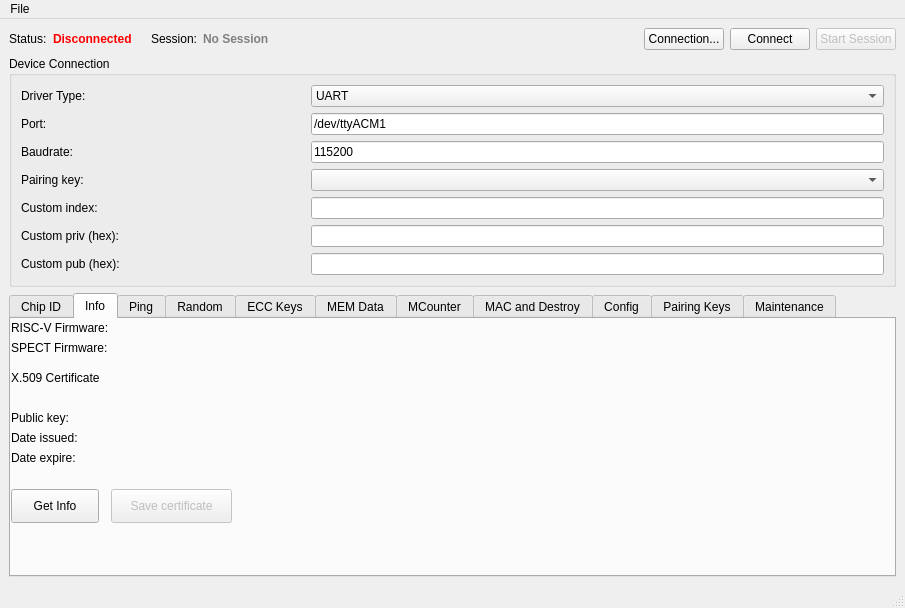
Above: mainwindow.ui from petrkr/tropic01manager before the change. Below: the same form after it.
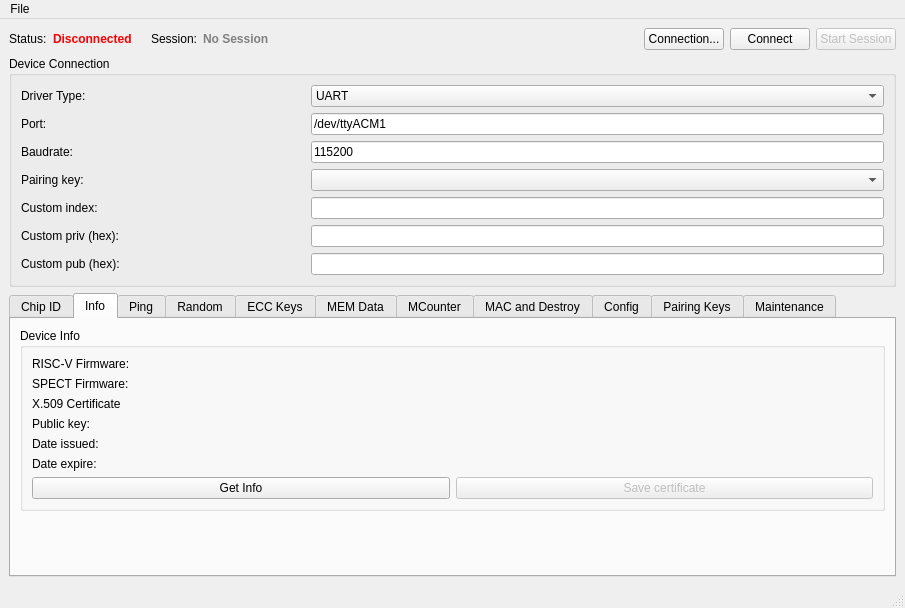
That is the form after the change. The open tabs and pages were chosen to show the change.

Commit message: Make Info tab more pretty

```diff
--- a/mainwindow.ui
+++ b/mainwindow.ui
@@ -481,178 +481,124 @@
        <attribute name="title">
         <string>Info</string>
        </attribute>
-       <widget class="QLabel" name="lblRISCFWVersion">
-        <property name="geometry">
-         <rect>
-          <x>120</x>
-          <y>0</y>
-          <width>71</width>
-          <height>18</height>
-         </rect>
-        </property>
-        <property name="text">
-         <string/>
-        </property>
-       </widget>
+       <layout class="QVBoxLayout" name="layoutInfoTab">
+        <item>
+         <widget class="QGroupBox" name="groupInfo">
+          <property name="title">
+           <string>Device Info</string>
+          </property>
+          <layout class="QGridLayout" name="gridInfo">
+           <item row="0" column="0">
        <widget class="QLabel" name="label">
-        <property name="geometry">
-         <rect>
-          <x>0</x>
-          <y>0</y>
-          <width>111</width>
-          <height>18</height>
-         </rect>
-        </property>
         <property name="text">
          <string>RISC-V Firmware:</string>
         </property>
        </widget>
+           </item>
+           <item row="0" column="1">
+            <widget class="QLabel" name="lblRISCFWVersion">
+             <property name="text">
+              <string/>
+             </property>
+            </widget>
+           </item>
+           <item row="1" column="0">
        <widget class="QLabel" name="label_2">
-        <property name="geometry">
-         <rect>
-          <x>0</x>
-          <y>20</y>
-          <width>111</width>
-          <height>18</height>
-         </rect>
-        </property>
         <property name="text">
          <string>SPECT Firmware:</string>
         </property>
        </widget>
+           </item>
+           <item row="1" column="1">
        <widget class="QLabel" name="lblSPECTFWVersion">
-        <property name="geometry">
-         <rect>
-          <x>120</x>
-          <y>20</y>
-          <width>81</width>
-          <height>18</height>
-         </rect>
-        </property>
         <property name="text">
          <string/>
         </property>
        </widget>
-       <widget class="QLabel" name="lblCertPubkey">
-        <property name="geometry">
-         <rect>
-          <x>90</x>
-          <y>90</y>
-          <width>461</width>
-          <height>18</height>
-         </rect>
-        </property>
-        <property name="text">
-         <string/>
-        </property>
-       </widget>
-       <widget class="QLabel" name="lblCertDateIssue">
-        <property name="geometry">
-         <rect>
-          <x>90</x>
-          <y>110</y>
-          <width>171</width>
-          <height>18</height>
-         </rect>
-        </property>
-        <property name="text">
-         <string/>
-        </property>
-       </widget>
-       <widget class="QLabel" name="label_4">
-        <property name="geometry">
-         <rect>
-          <x>0</x>
-          <y>90</y>
-          <width>71</width>
-          <height>18</height>
-         </rect>
-        </property>
-        <property name="text">
-         <string>Public key:</string>
-        </property>
-       </widget>
-       <widget class="QLabel" name="lblCertDateExpire">
-        <property name="geometry">
-         <rect>
-          <x>90</x>
-          <y>130</y>
-          <width>171</width>
-          <height>18</height>
-         </rect>
-        </property>
-        <property name="text">
-         <string/>
-        </property>
-       </widget>
+           </item>
+           <item row="2" column="0" colspan="2">
        <widget class="QLabel" name="label_3">
-        <property name="geometry">
-         <rect>
-          <x>0</x>
-          <y>50</y>
-          <width>111</width>
-          <height>18</height>
-         </rect>
-        </property>
         <property name="text">
          <string>X.509 Certificate</string>
         </property>
        </widget>
+           </item>
+           <item row="3" column="0">
+            <widget class="QLabel" name="label_4">
+             <property name="text">
+              <string>Public key:</string>
+             </property>
+            </widget>
+           </item>
+           <item row="3" column="1">
+            <widget class="QLabel" name="lblCertPubkey">
+             <property name="text">
+              <string/>
+             </property>
+            </widget>
+           </item>
+           <item row="4" column="0">
        <widget class="QLabel" name="label_5">
-        <property name="geometry">
-         <rect>
-          <x>0</x>
-          <y>110</y>
-          <width>81</width>
-          <height>18</height>
-         </rect>
-        </property>
         <property name="text">
          <string>Date issued:</string>
         </property>
        </widget>
+           </item>
+           <item row="4" column="1">
+            <widget class="QLabel" name="lblCertDateIssue">
+             <property name="text">
+              <string/>
+             </property>
+            </widget>
+           </item>
+           <item row="5" column="0">
        <widget class="QLabel" name="label_6">
-        <property name="geometry">
-         <rect>
-          <x>0</x>
-          <y>130</y>
-          <width>81</width>
-          <height>18</height>
-         </rect>
-        </property>
         <property name="text">
          <string>Date expire:</string>
         </property>
        </widget>
+           </item>
+           <item row="5" column="1">
+            <widget class="QLabel" name="lblCertDateExpire">
+             <property name="text">
+              <string/>
+             </property>
+            </widget>
+           </item>
+           <item row="6" column="0">
        <widget class="QPushButton" name="btnGetInfo">
-        <property name="geometry">
-         <rect>
-          <x>0</x>
-          <y>170</y>
-          <width>88</width>
-          <height>34</height>
-         </rect>
-        </property>
         <property name="text">
          <string>Get Info</string>
         </property>
        </widget>
+           </item>
+           <item row="6" column="1">
        <widget class="QPushButton" name="btnSaveCert">
         <property name="enabled">
          <bool>false</bool>
         </property>
-        <property name="geometry">
-         <rect>
-          <x>100</x>
-          <y>170</y>
-          <width>121</width>
-          <height>34</height>
-         </rect>
-        </property>
         <property name="text">
          <string>Save certificate</string>
         </property>
        </widget>
+           </item>
+          </layout>
+         </widget>
+        </item>
+        <item>
+         <spacer name="verticalSpacerInfo">
+          <property name="orientation">
+           <enum>Qt::Orientation::Vertical</enum>
+          </property>
+          <property name="sizeHint" stdset="0">
+           <size>
+            <width>20</width>
+            <height>40</height>
+           </size>
+          </property>
+         </spacer>
+        </item>
+       </layout>
       </widget>
       <widget class="QWidget" name="tab_2">
        <attribute name="title">
```
Lines whose indentation alone changed are shown as unchanged.
